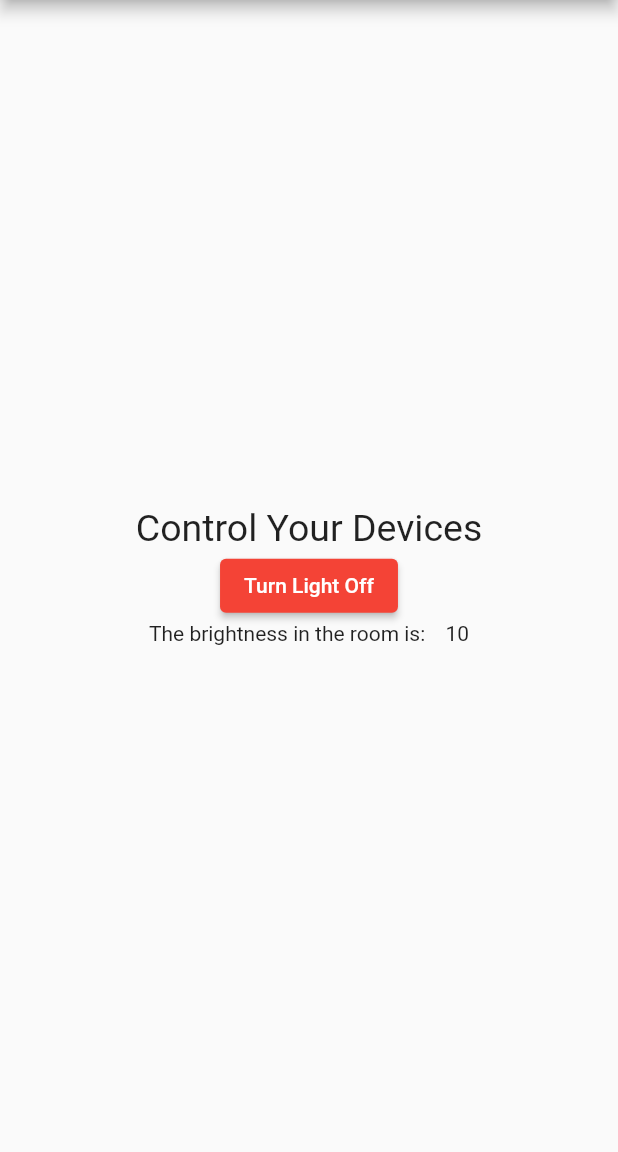
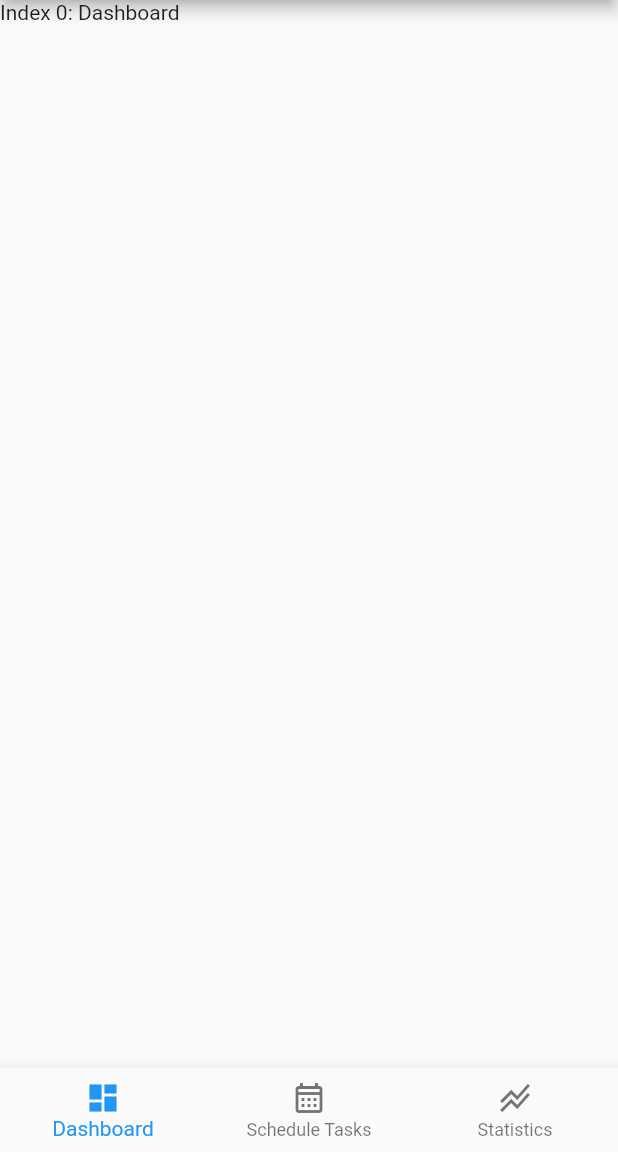
Before and after one commit to nursiyam/iot_project, a Flutter app: the screen it shows after launch, on a phone screen of 412 x 824 dp, the part 84-1236 px from its top. Run offline on Flutter 3.47's test engine with Material 2 defaults, Android fonts, the phone set to English and light mode, and no system bars; our stand-ins replace firebase_core, firebase_database; accounts and stored records are empty.

Commit message:
New Screens with navigation bar

```diff
--- a/lib/main_screen.dart
+++ b/lib/main_screen.dart
@@ -16,6 +16,7 @@ class _MainScreenState extends State<MainScreen> {
 
   @override
   void initState() {
+    //Read the data from the database once
     dataBase.child('ESP').once().then((snap) {
       data = snap.snapshot.value;
       sensorReading = data['LDR'];
@@ -23,6 +24,7 @@ class _MainScreenState extends State<MainScreen> {
     }).then((value) {
       setState(() {});
     });
+    //Listen to database for changes
     dataBase.child('ESP').onChildChanged.listen((event) {
       DataSnapshot snap = event.snapshot;
 
@@ -35,13 +37,50 @@ class _MainScreenState extends State<MainScreen> {
     super.initState();
   }
 
+  int _selectedIndex = 0;
+
+  //List of tabs (screens)
+  static const List<Widget> _screenOptions = <Widget>[
+    Text(
+      'Index 0: Dashboard',
+    ),
+    Text(
+      'Index 1: Schedule a Task',
+    ),
+    Text(
+      'Index 2: Statistics',
+    ),
+  ];
+
+  //  Change the selected item's index
+  void _onItemTapped(int index) {
+    setState(() {
+      _selectedIndex = index;
+    });
+  }
+
   @override
   Widget build(BuildContext context) {
     return Scaffold(
       appBar: AppBar(
           leading: const Icon(Icons.lightbulb),
           title: const Text('Home Automation')),
-      body: Column(mainAxisAlignment: MainAxisAlignment.center, children: [
+      bottomNavigationBar: BottomNavigationBar(
+          currentIndex: _selectedIndex,
+          selectedItemColor: Colors.blue,
+          onTap: _onItemTapped,
+          items: const [
+            BottomNavigationBarItem(
+                icon: Icon(Icons.dashboard), label: 'Dashboard'),
+            BottomNavigationBarItem(
+                icon: Icon(Icons.calendar_month_outlined),
+                label: 'Schedule Tasks'),
+            BottomNavigationBarItem(
+                icon: Icon(Icons.stacked_line_chart_outlined),
+                label: 'Statistics')
+          ]),
+      body: _screenOptions.elementAt(_selectedIndex),
+      /*Column(mainAxisAlignment: MainAxisAlignment.center, children: [
         Text(style: TextStyle(fontSize: 25), 'Control Your Devices'),
         ElevatedButton(
             onPressed: () {
@@ -66,7 +105,7 @@ class _MainScreenState extends State<MainScreen> {
                 '$sensorReading'), //The dollar sign is to convert the integer into string
           ],
         )
-      ]),
+      ]),*/
     );
   }
 }
```
Also changed, not shown: lib/cubit/cubit.dart (deleted, +0 -40 lines), lib/cubit/states.dart (deleted, +0 -11 lines), lib/Screens/dashboard_screen.dart (added), lib/Screens/schedule_screen.dart (added), lib/Screens/statisctics_screen.dart (added).
